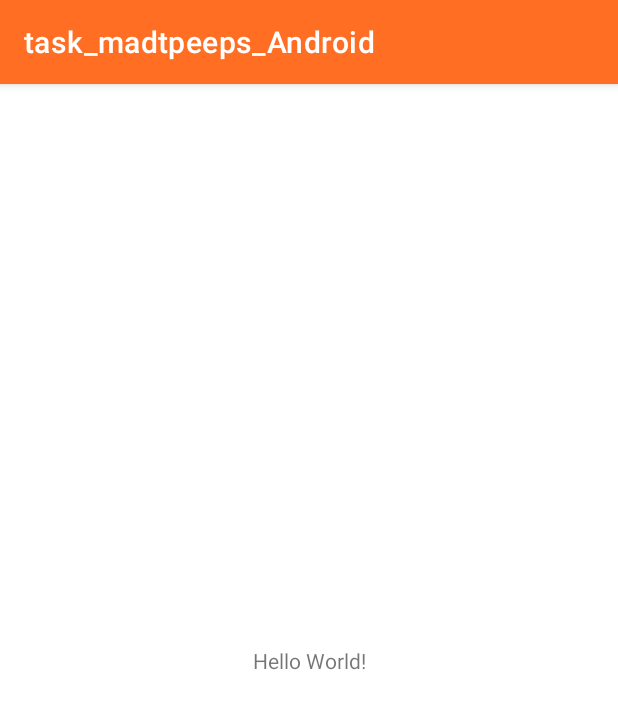
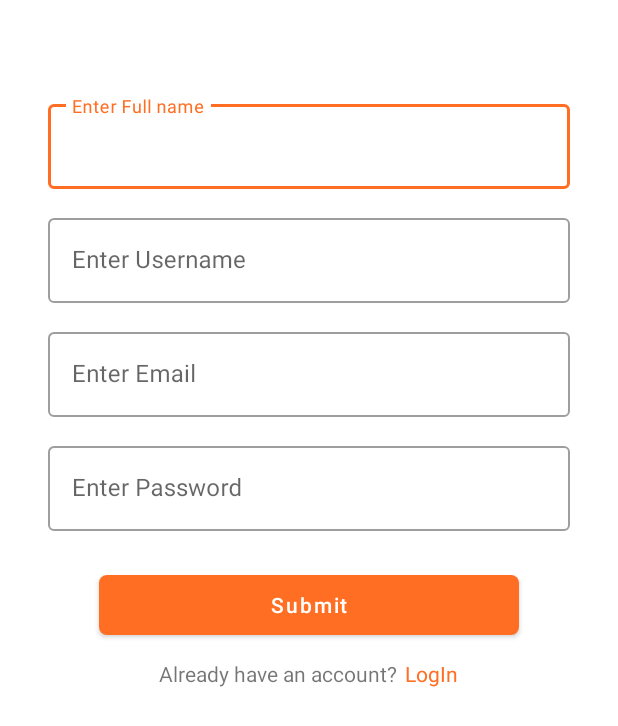
Before and after one commit to surabhirupani/task_madtpeeps_Android, an Android app: the screen it shows after launch (MainActivity before the commit, SignUpActivity after it), on a phone screen of 412 x 824 dp. Shown: the top 726 px of the screen. Run offline under Robolectric (Android 15) with nearby library versions, the phone set to English and light mode, and no system bars.

Commit message:
ui create for signup screen

```diff
--- a/app/build.gradle
+++ b/app/build.gradle
@@ -28,7 +28,6 @@ android {
 }
 
 dependencies {
-
     implementation 'androidx.appcompat:appcompat:1.2.0'
     implementation 'com.google.android.material:material:1.3.0'
     implementation 'androidx.constraintlayout:constraintlayout:2.0.4'
--- a/app/src/main/java/com/example/task_madtpeeps_android/SignUpActivity.java
+++ b/app/src/main/java/com/example/task_madtpeeps_android/SignUpActivity.java
@@ -3,6 +3,7 @@ package com.example.task_madtpeeps_android;
 import androidx.appcompat.app.AppCompatActivity;
 
 import android.os.Bundle;
+import android.view.WindowManager;
 
 public class SignUpActivity extends AppCompatActivity {
 
@@ -10,5 +11,10 @@ public class SignUpActivity extends AppCompatActivity {
     protected void onCreate(Bundle savedInstanceState) {
         super.onCreate(savedInstanceState);
         setContentView(R.layout.activity_sign_up);
+
+        getSupportActionBar().hide();
+
+        getWindow().setSoftInputMode(WindowManager.LayoutParams.SOFT_INPUT_STATE_HIDDEN | WindowManager.LayoutParams.SOFT_INPUT_ADJUST_RESIZE);
+
     }
 }
--- a/app/src/main/java/com/example/task_madtpeeps_android/SplashActivity.java
+++ b/app/src/main/java/com/example/task_madtpeeps_android/SplashActivity.java
@@ -34,7 +34,7 @@ public class SplashActivity extends AppCompatActivity {
 
             @Override
             public void run() {
-                Intent i = new Intent(SplashActivity.this, MainActivity.class);
+                Intent i = new Intent(SplashActivity.this, SignUpActivity.class);
                 startActivity(i);
                 finish();
             }
--- /dev/null
+++ b/app/src/main/res/drawable/btn_rect_white_overlay.xml
@@ -0,0 +1,46 @@
+<?xml version="1.0" encoding="utf-8"?>
+<selector xmlns:android="http://schemas.android.com/apk/res/android">
+    <item android:state_pressed="true">
+
+        <layer-list>
+            <item android:bottom="4dp" android:left="4dp" android:right="4dp" android:top="4dp">
+                <shape android:shape="rectangle">
+                    <solid android:color="@color/purple_700" />
+                    <corners android:radius="5dp" />
+                    <padding android:bottom="0dp" android:left="0dp" android:right="0dp" android:top="0dp" />
+                    <size android:width="110dp" android:height="40dp" />
+                </shape>
+            </item>
+        </layer-list>
+
+    </item>
+    <item android:state_focused="true">
+
+        <layer-list>
+            <item android:bottom="4dp" android:left="4dp" android:right="4dp" android:top="4dp">
+                <shape android:shape="rectangle">
+                    <solid android:color="@color/purple_700" />
+                    <corners android:radius="5dp" />
+                    <padding android:bottom="0dp" android:left="0dp" android:right="0dp" android:top="0dp" />
+                    <size android:width="110dp" android:height="40dp" />
+                </shape>
+            </item>
+        </layer-list>
+
+    </item>
+
+    <item>
+
+        <layer-list>
+            <item android:bottom="4dp" android:left="4dp" android:right="4dp" android:top="4dp">
+                <shape android:shape="rectangle">
+                    <solid android:color="@color/purple_500" />
+                    <corners android:radius="5dp" />
+                    <padding android:bottom="0dp" android:left="0dp" android:right="0dp" android:top="0dp" />
+                    <size android:width="110dp" android:height="40dp" />
+                </shape>
+            </item>
+        </layer-list>
+
+    </item>
+</selector>
--- a/app/src/main/res/layout/activity_sign_up.xml
+++ b/app/src/main/res/layout/activity_sign_up.xml
@@ -1,9 +1,127 @@
 <?xml version="1.0" encoding="utf-8"?>
-<androidx.constraintlayout.widget.ConstraintLayout xmlns:android="http://schemas.android.com/apk/res/android"
+<androidx.appcompat.widget.LinearLayoutCompat xmlns:android="http://schemas.android.com/apk/res/android"
     xmlns:app="http://schemas.android.com/apk/res-auto"
     xmlns:tools="http://schemas.android.com/tools"
     android:layout_width="match_parent"
     android:layout_height="match_parent"
+    android:orientation="vertical"
     tools:context=".SignUpActivity">
 
-</androidx.constraintlayout.widget.ConstraintLayout>
+    <ScrollView
+        android:layout_width="match_parent"
+        android:layout_height="match_parent"
+        android:fillViewport="true"
+        android:scrollbars="none"
+       >
+
+    <LinearLayout
+        android:layout_width="match_parent"
+        android:layout_height="wrap_content"
+        android:orientation="vertical">
+
+    <com.google.android.material.textfield.TextInputLayout
+        android:layout_width="match_parent"
+        style="@style/Widget.MaterialComponents.TextInputLayout.OutlinedBox"
+        android:layout_height="wrap_content"
+        android:layout_marginStart="32dp"
+        android:layout_marginTop="64dp"
+        android:layout_marginEnd="32dp"
+        android:hint="Enter Full name">
+
+        <!--this is the actual edit text which takes the input-->
+        <com.google.android.material.textfield.TextInputEditText
+            android:id="@+id/et_fullname"
+            android:layout_width="match_parent"
+            android:inputType="text|textCapWords"
+            android:layout_height="wrap_content" />
+
+    </com.google.android.material.textfield.TextInputLayout>
+
+    <com.google.android.material.textfield.TextInputLayout
+        android:layout_width="match_parent"
+        style="@style/Widget.MaterialComponents.TextInputLayout.OutlinedBox"
+        android:layout_height="wrap_content"
+        android:layout_marginStart="32dp"
+        android:layout_marginTop="14dp"
+        android:layout_marginEnd="32dp"
+        android:hint="Enter Username">
+
+        <!--this is the actual edit text which takes the input-->
+        <com.google.android.material.textfield.TextInputEditText
+            android:id="@+id/et_username"
+            android:layout_width="match_parent"
+            android:inputType="text|textCapWords"
+            android:layout_height="wrap_content" />
+
+    </com.google.android.material.textfield.TextInputLayout>
+
+    <com.google.android.material.textfield.TextInputLayout
+        android:layout_width="match_parent"
+        style="@style/Widget.MaterialComponents.TextInputLayout.OutlinedBox"
+        android:layout_height="wrap_content"
+        android:layout_marginStart="32dp"
+        android:layout_marginTop="14dp"
+        android:layout_marginEnd="32dp"
+        android:hint="Enter Email">
+
+        <!--this is the actual edit text which takes the input-->
+        <com.google.android.material.textfield.TextInputEditText
+            android:id="@+id/et_email"
+            android:layout_width="match_parent"
+            android:inputType="textEmailAddress"
+            android:layout_height="wrap_content" />
+
+    </com.google.android.material.textfield.TextInputLayout>
+
+    <com.google.android.material.textfield.TextInputLayout
+        android:layout_width="match_parent"
+        style="@style/Widget.MaterialComponents.TextInputLayout.OutlinedBox"
+        android:layout_height="wrap_content"
+        android:layout_marginStart="32dp"
+        android:layout_marginTop="14dp"
+        android:layout_marginEnd="32dp"
+        android:hint="Enter Password">
+
+        <!--this is the actual edit text which takes the input-->
+        <com.google.android.material.textfield.TextInputEditText
+            android:id="@+id/et_pwd"
+            android:layout_width="match_parent"
+            android:inputType="textPassword"
+            android:layout_height="wrap_content" />
+
+    </com.google.android.material.textfield.TextInputLayout>
+
+        <Button
+            android:layout_width="match_parent"
+            android:layout_height="wrap_content"
+            android:layout_marginTop="25dp"
+            android:layout_marginStart="62dp"
+            android:layout_marginEnd="62dp"
+            android:text="Submit"
+            android:textAllCaps="false"
+            android:background="@drawable/btn_rect_white_overlay"/>
+
+    <androidx.appcompat.widget.LinearLayoutCompat
+        android:layout_width="match_parent"
+        android:layout_height="wrap_content"
+        android:orientation="horizontal"
+        android:gravity="center"
+        android:layout_marginTop="12dp">
+
+        <TextView
+            android:layout_width="wrap_content"
+            android:layout_height="wrap_content"
+            android:text="Already have an account?"/>
+
+        <TextView
+            android:layout_width="wrap_content"
+            android:layout_height="wrap_content"
+            android:text="LogIn"
+            android:layout_marginLeft="5dp"
+            android:textColor="@color/purple_500"/>
+    </androidx.appcompat.widget.LinearLayoutCompat>
+
+    </LinearLayout>
+    </ScrollView>
+
+</androidx.appcompat.widget.LinearLayoutCompat>
```
